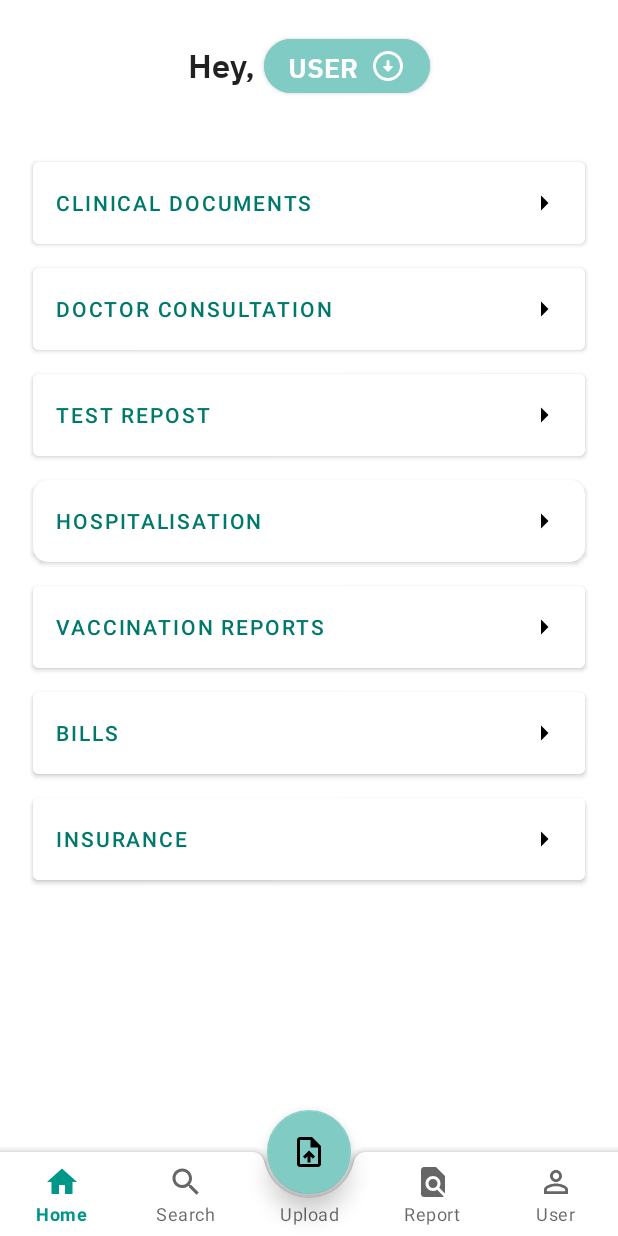
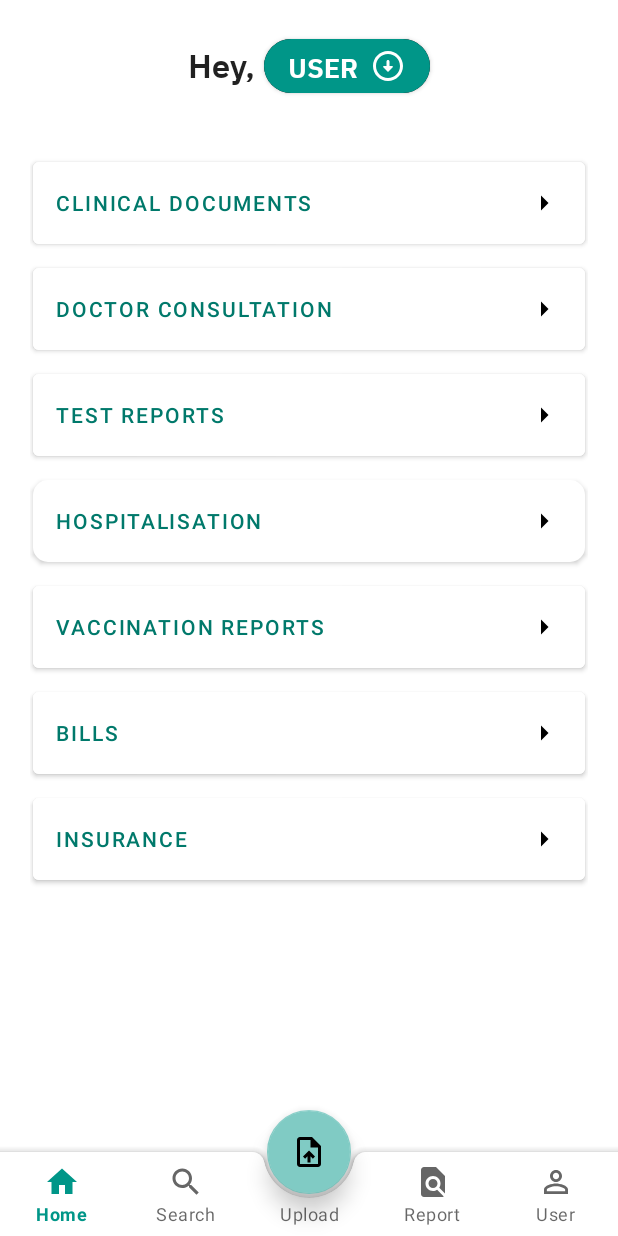
Before and after one commit to Gyan-Ratan/Apni-Care, an Android app: the fragment health_records_page placed in its activity, on a phone screen of 412 x 824 dp. Run offline under Robolectric (Android 15) with nearby library versions, the phone set to English and light mode, and no system bars; libraries missing offline, so code that uses them is left out: com.denzcoskun.imageslider; Roboto replaces fonts that are not available here; 11 statements that could not run were skipped.

Commit message:
healthreports

```diff
--- a/app/src/main/java/com/example/apnicare/health_records_page.java
+++ b/app/src/main/java/com/example/apnicare/health_records_page.java
@@ -1,20 +1,40 @@
 package com.example.apnicare;
 
+import android.content.Intent;
 import android.os.Bundle;
 
 import androidx.fragment.app.Fragment;
-
 import android.view.LayoutInflater;
 import android.view.View;
 import android.view.ViewGroup;
+import android.widget.Button;
+import android.widget.Toast;
+import com.example.apnicare.HealthRecords.clinicaldocs;
 
 
 public class health_records_page extends Fragment {
+    Button clincaldocs,vacreport;
 
-      @Override
+    @Override
     public View onCreateView(LayoutInflater inflater, ViewGroup container,
                              Bundle savedInstanceState) {
         // Inflate the layout for this fragment
-        return inflater.inflate(R.layout.fragment_health_records_page, container, false);
+        View view= inflater.inflate(R.layout.fragment_health_records_page, container, false);
+
+        clincaldocs = view.findViewById(R.id.clinicaldocs);
+        clincaldocs.setOnClickListener(view1 -> {
+            Intent intent = new Intent(getActivity(), clinicaldocs.class);
+            startActivity(intent);
+
+        });
+
+        vacreport = view.findViewById(R.id.vacreports);
+        vacreport.setOnClickListener(view1 -> {
+            Toast.makeText(getContext(), "Available Soon", Toast.LENGTH_SHORT).show();
+
+        });
+
+
+        return view;
     }
 }
--- a/app/src/main/res/layout/fragment_health_records_page.xml
+++ b/app/src/main/res/layout/fragment_health_records_page.xml
@@ -35,9 +35,9 @@
                     android:textAppearance="@style/TextAppearance.AppCompat.Large" />
 
                 <com.google.android.material.button.MaterialButton
+                    android:id="@+id/switchuser"
                     android:layout_width="wrap_content"
                     android:layout_height="wrap_content"
-                    android:backgroundTint="@color/teal_200"
                     android:backgroundTintMode="screen"
                     android:fontFamily="@font/ibm_bold"
                     android:text="@string/username"
@@ -55,19 +55,21 @@
                 app:layout_constraintStart_toStartOf="parent" />
 
             <com.google.android.material.button.MaterialButton
+                android:id="@+id/clinicaldocs"
                 android:layout_width="match_parent"
                 android:layout_height="wrap_content"
                 android:layout_margin="2dp"
                 android:backgroundTint="@android:color/white"
                 android:drawableEnd="@drawable/ic_baseline_arrow_right_24"
+
                 android:padding="15dp"
-
                 android:text="Clinical Documents"
                 android:textAlignment="textStart"
                 android:textColor="@color/teal_700"
                 app:elevation="5dp" />
 
             <com.google.android.material.button.MaterialButton
+                android:id="@+id/consultation"
                 android:layout_width="match_parent"
                 android:layout_height="wrap_content"
                 android:layout_margin="2dp"
@@ -80,13 +82,14 @@
                 app:elevation="5dp" />
 
             <com.google.android.material.button.MaterialButton
+                android:id="@+id/testreports"
                 android:layout_width="match_parent"
                 android:layout_height="wrap_content"
                 android:layout_margin="2dp"
                 android:backgroundTint="@android:color/white"
                 android:drawableEnd="@drawable/ic_baseline_arrow_right_24"
                 android:padding="15dp"
-                android:text="Test Repost"
+                android:text="Test Reports"
                 android:textAlignment="textStart"
                 android:textColor="@color/teal_700"
                 app:elevation="5dp" />
@@ -105,6 +108,7 @@
                 app:elevation="5dp" />
 
             <com.google.android.material.button.MaterialButton
+                android:id="@+id/vacreports"
                 android:layout_width="match_parent"
                 android:layout_height="wrap_content"
                 android:layout_margin="2dp"
@@ -117,6 +121,7 @@
                 app:elevation="5dp" />
 
             <com.google.android.material.button.MaterialButton
+                android:id="@+id/bills"
                 android:layout_width="match_parent"
                 android:layout_height="wrap_content"
                 android:layout_margin="2dp"
@@ -129,6 +134,7 @@
                 app:elevation="5dp" />
 
             <com.google.android.material.button.MaterialButton
+                android:id="@+id/insurance"
                 android:layout_width="match_parent"
                 android:layout_height="wrap_content"
                 android:layout_margin="2dp"
```
Also changed, not shown: app/src/main/AndroidManifest.xml (+16 -1 lines).
